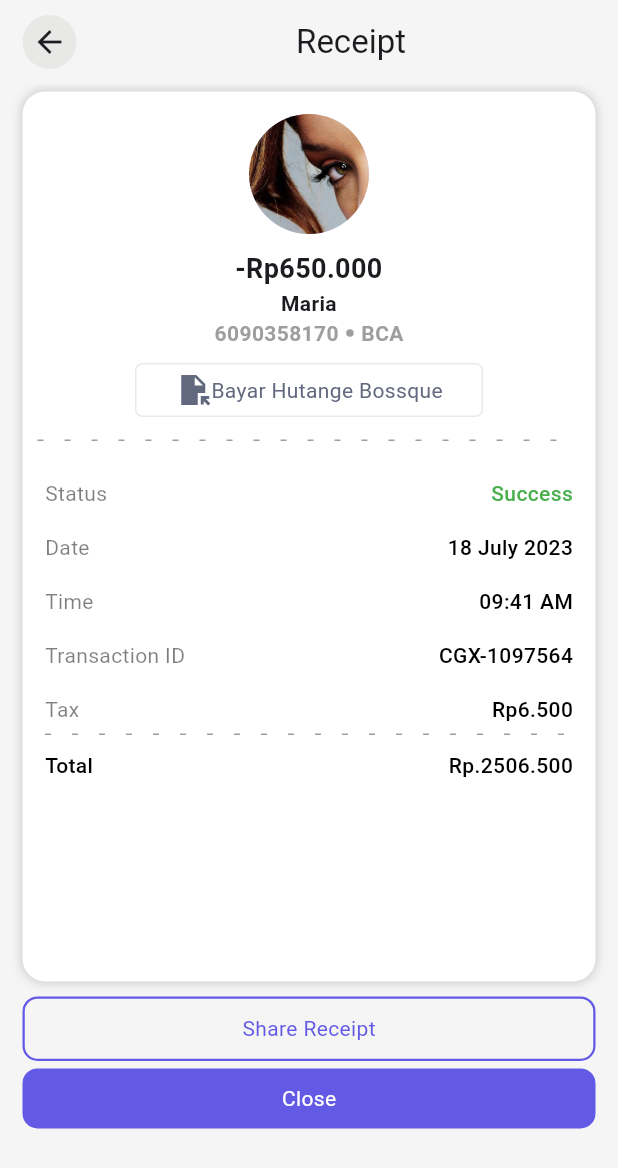
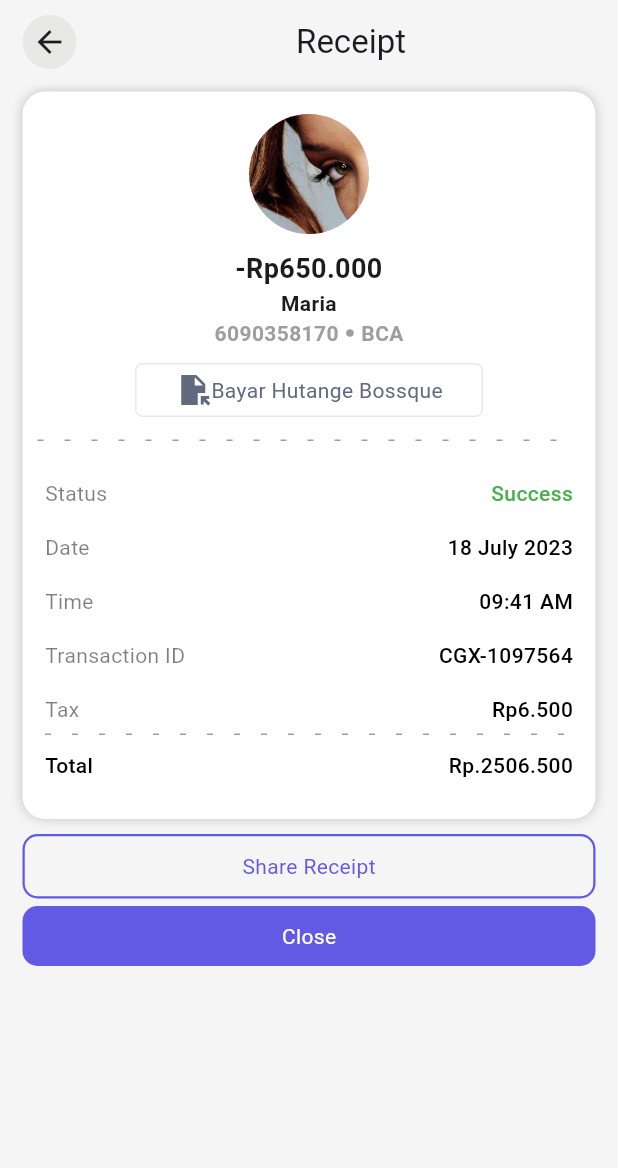
Before and after one commit to Seraj2335/neela_assignment, a Flutter app: the screen it shows after launch, after a tap on "Maria", on a phone screen of 412 x 824 dp. Shown: the top 1168 px of the screen. Run offline on Flutter 3.47's test engine with Material 3 defaults, Android fonts, the phone set to English and light mode, and no system bars; our stand-ins replace dotted_border, gap.

Commit message:
second commit

```diff
--- a/lib/screens/transaction_details.dart
+++ b/lib/screens/transaction_details.dart
@@ -31,7 +31,7 @@ class TransactionDetails extends StatelessWidget {
         crossAxisAlignment: CrossAxisAlignment.stretch,
         children: [
           Container(
-            height: size.height * .72,
+            // height: size.height * .72,
             margin: EdgeInsets.symmetric(horizontal: 15, vertical: 5),
             padding: EdgeInsets.symmetric(horizontal: 10, vertical: 15),
             decoration: BoxDecoration(
```
